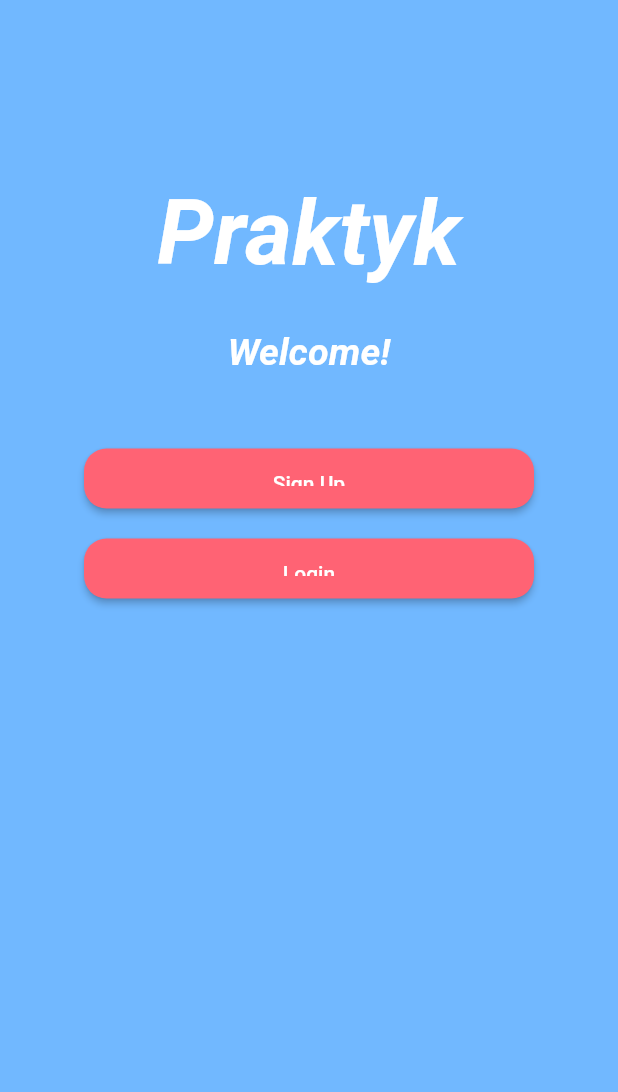
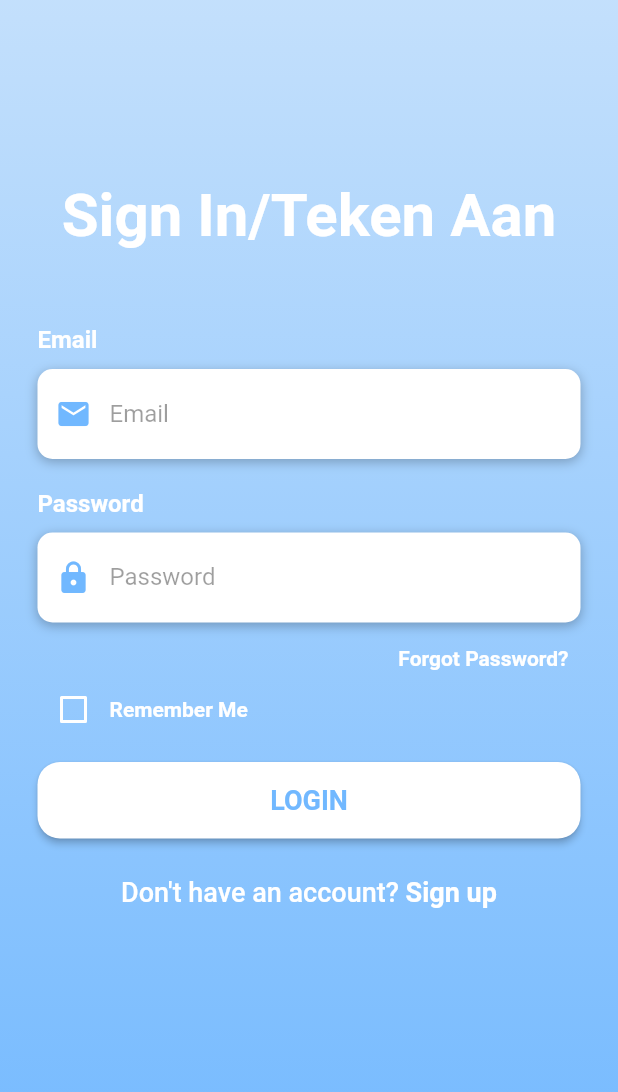
Before and after one commit to raees-wits/Praktyk, a Flutter app: the screen it shows after launch, after a tap on "Begin", on a phone screen of 412 x 824 dp. Shown: the top 1092 px of the screen. Run offline on Flutter 3.47's test engine with Material 2 defaults, Android fonts, the phone set to English and light mode, and no system bars; our stand-ins replace bottom_navy_bar, fluttertoast.

Commit message:
Login screen and registration screen

```diff
--- /dev/null
+++ b/lib/screens/login_screen.dart
@@ -0,0 +1,303 @@
+import 'package:e_learning_app/screens/registration_screen.dart';
+import 'package:flutter/material.dart';
+import 'package:flutter/services.dart';
+
+class LoginScreen extends StatefulWidget{
+
+  @override
+  _LoginScreenState createState() => _LoginScreenState();
+}
+
+class _LoginScreenState extends State<LoginScreen> {
+
+  bool isRememberMe=false;
+
+  Widget buildEmail(){
+    return Column(
+        crossAxisAlignment: CrossAxisAlignment.start,
+        children: <Widget>[
+          Text(
+            'Email',
+            style: TextStyle(
+                color: Colors.white,
+                fontSize:16,
+                fontWeight: FontWeight.bold
+            ),
+          ),
+          SizedBox(height: 10),
+          Container(
+            alignment: Alignment.centerLeft,
+            decoration: BoxDecoration(
+                color: Colors.white,
+                borderRadius: BorderRadius.circular(10),
+                boxShadow: [
+                  BoxShadow(
+                      color: Colors.black26,
+                      blurRadius: 6,
+                      offset: Offset(0,2)
+                  )
+                ]
+            ),
+            height: 60,
+            child: TextField(
+              keyboardType: TextInputType.emailAddress,
+              style: TextStyle(
+                  color: Colors.black87
+              ),
+              decoration: InputDecoration(
+                  border: InputBorder.none,
+                  contentPadding: EdgeInsets.only(top: 14),
+                  prefixIcon: Icon(
+                      Icons.email,
+                      color: Color(0xFF71b8ff)
+                  ),
+                  hintText: 'Email',
+                  hintStyle: TextStyle(
+                      color: Colors.black38
+                  )
+              ),
+            ),
+          )
+        ]
+    );
+  }
+
+  Widget buildPassword(){
+    return Column(
+        crossAxisAlignment: CrossAxisAlignment.start,
+        children: <Widget>[
+          Text(
+            'Password',
+            style: TextStyle(
+                color: Colors.white,
+                fontSize:16,
+                fontWeight: FontWeight.bold
+            ),
+          ),
+          SizedBox(height: 10),
+          Container(
+            alignment: Alignment.centerLeft,
+            decoration: BoxDecoration(
+                color: Colors.white,
+                borderRadius: BorderRadius.circular(10),
+                boxShadow: [
+                  BoxShadow(
+                      color: Colors.black26,
+                      blurRadius: 6,
+                      offset: Offset(0,2)
+                  )
+                ]
+            ),
+            height: 60,
+            child: TextField(
+
+              //obscure text to hide password
+
+              obscureText: true,
+              style: TextStyle(
+                  color: Colors.black87
+              ),
+              decoration: InputDecoration(
+                  border: InputBorder.none,
+                  contentPadding: EdgeInsets.only(top: 14),
+                  prefixIcon: Icon(
+                      Icons.lock,
+                      color: Color(0xFF71b8ff)
+                  ),
+                  hintText: 'Password',
+                  hintStyle: TextStyle(
+                      color: Colors.black38
+                  )
+              ),
+            ),
+          )
+        ]
+    );
+  }
+
+  Widget buildForgotPassBtn(){
+    return Container(
+      alignment: Alignment.centerRight,
+      child: TextButton(
+        onPressed: () => print("Forgot password pressed"),
+        child: Text(
+            'Forgot Password?',
+            style: TextStyle(
+                color: Colors.white,
+                fontWeight: FontWeight.bold
+            )
+        ),
+      ),
+    );
+  }
+
+  Widget buildRememberCb(){
+    return Container(
+      height: 20,
+      child: Row(
+        children: <Widget>[
+          Theme(
+            data: ThemeData(unselectedWidgetColor: Colors.white),
+            child: Checkbox(
+              value: isRememberMe,
+              checkColor: Colors.green,
+              activeColor: Colors.white,
+              onChanged: (bool? value){
+                setState(() {
+                  print("remember me pressed");
+                  isRememberMe = value ?? false;
+                });
+              },
+            ),
+          ),
+          const Text(
+            'Remember Me',
+            style: TextStyle(
+                color: Colors.white,
+                fontWeight: FontWeight.bold
+            ),
+          ),
+        ],
+      ),
+    );
+  }
+
+  Widget buildLoginBtn(){
+    return Container(
+      padding: EdgeInsets.symmetric(vertical: 25),
+      width: double.infinity,
+      child: ElevatedButton(
+        onPressed: () => print('Login pressed'),
+        style: ElevatedButton.styleFrom(
+          backgroundColor: Colors.white,
+          padding: EdgeInsets.all(15),
+          shape: RoundedRectangleBorder(
+              borderRadius: BorderRadius.circular(15)
+          ),
+        ),
+        child: Text(
+          'LOGIN',
+          style:TextStyle(
+              color: Color(0xFF71b8ff),
+              fontSize: 18,
+              fontWeight: FontWeight.bold
+          ),
+        ),
+      ),
+    );
+  }
+
+  Widget buildSignUpBtn(){
+    return GestureDetector(
+      onTap: () {
+        Navigator.push(
+          context,
+            MaterialPageRoute(
+                builder: (context) => SignUpScreen())
+        );
+      },
+      child: RichText(
+        text: TextSpan(
+          children: [
+            TextSpan(
+              text: 'Don\'t have an account? ',
+              style: TextStyle(
+                  color: Colors.white,
+                  fontSize: 18,
+                  fontWeight: FontWeight.w500
+              ),
+            ),
+            TextSpan(
+              text: 'Sign up',
+              style: TextStyle(
+                  color: Colors.white,
+                  fontSize: 18,
+                  fontWeight: FontWeight.bold
+              ),
+            ),
+          ],
+        ),
+      ),
+    );
+  }
+
+  @override
+  Widget build(BuildContext context) {
+
+    // background color
+    return Scaffold(
+      body: AnnotatedRegion<SystemUiOverlayStyle>(
+        value: SystemUiOverlayStyle.light,
+        child: GestureDetector(
+          child: Stack(
+            children: <Widget>[
+              Container(
+                height: double.infinity,
+                width: double.infinity,
+                decoration: const BoxDecoration(
+                  gradient: LinearGradient(
+                      begin: Alignment.topCenter,
+                      end: Alignment.bottomCenter,
+                      //BACKGROUND COLOR
+                      // after the 0x part, the opacity is controlled by
+                      //the following 2 characters
+                      //***this creates the colour gradient in the bg***
+                      //use color-hex.com for color selections
+                      colors: [
+                        Color(0x6671b8ff),
+                        Color(0x9971b8ff),
+                        Color(0xcc71b8ff),
+                        Color(0xFF71b8ff),
+                      ]
+                  ),
+                ),
+                child: SingleChildScrollView(
+
+                  //Physics parameter makes sign in page scrollable
+
+                  physics: AlwaysScrollableScrollPhysics(),
+                  padding: EdgeInsets.symmetric(
+                      horizontal: 25,
+                      vertical: 120
+                  ),
+                  child: Column(
+                    mainAxisAlignment: MainAxisAlignment.center,
+                    children: <Widget>[
+
+                      //sign in text below
+
+                      Text(
+                        'Sign In/Teken Aan',
+                        style: TextStyle(
+                            color: Colors.white,
+                            fontSize: 40,
+                            fontWeight: FontWeight.bold
+                        ),
+                      ),
+
+
+
+                      //builds email input box on screen
+                      //note: sized boxes height parameter used for spacing in column
+                      SizedBox(height: 50),
+                      buildEmail(),
+
+                      //Password box on screen
+
+                      SizedBox(height: 20),
+                      buildPassword(),
+                      buildForgotPassBtn(),
+                      buildRememberCb(),
+                      buildLoginBtn(),
+                      buildSignUpBtn()
+                    ],
+                  ),
+                ),
+              ),
+            ],
+          ),
+        ),
+      ),
+    );
+  }
+}
--- a/lib/screens/sign_in_options_page.dart
+++ /dev/null
@@ -1,95 +0,0 @@
-import 'package:flutter/material.dart';
-import 'package:flutter/services.dart';
-
-class SignInOptions extends StatefulWidget {
-  @override
-  _SignInOptionsState createState() => _SignInOptionsState();
-}
-
-class _SignInOptionsState extends State<SignInOptions> {
-  @override
-  Widget build(BuildContext context) {
-    return Scaffold(
-      body: AnnotatedRegion<SystemUiOverlayStyle>(
-        value: SystemUiOverlayStyle.light,
-        child: Container(
-          height: double.infinity,
-          width: double.infinity,
-          decoration: const BoxDecoration(
-            gradient: LinearGradient(
-              begin: Alignment.topCenter,
-              end: Alignment.bottomCenter,
-              colors: [
-                Color(0xFF71b8ff),
-                Color(0xFF71b8ff),
-                Color(0xFF71b8ff),
-                Color(0xFF71b8ff),
-              ],
-            ),
-          ),
-          child: SingleChildScrollView(
-            physics: AlwaysScrollableScrollPhysics(),
-            padding: EdgeInsets.symmetric(horizontal: 25, vertical: 120),
-            child: Column(
-              mainAxisAlignment: MainAxisAlignment.center,
-              children: [
-                Text(
-                  "Praktyk",
-                  style: TextStyle(
-                    color: Colors.white,
-                    fontSize: 60,
-                    fontWeight: FontWeight.bold,
-                    fontStyle: FontStyle.italic,
-                  ),
-                ),
-                SizedBox(height: 30),
-                Text(
-                  "Welcome!",
-                  style: TextStyle(
-                    color: Colors.white,
-                    fontSize: 25,
-                    fontWeight: FontWeight.bold,
-                    fontStyle: FontStyle.italic,
-                  ),
-                ),
-                SizedBox(height: 50),
-
-                SizedBox(
-                  width: 300,
-                  height: 40,
-                  child: ElevatedButton(
-                    onPressed: () => print("Sign Up Pressed"),
-                   child: Text("Sign Up"),
-                    style: ElevatedButton.styleFrom(
-                      backgroundColor: Color(0xFFff6374),
-                      padding: EdgeInsets.all(15),
-                      shape: RoundedRectangleBorder(
-                        borderRadius: BorderRadius.circular(15),
-                      ),
-                    ),
-                  ),
-                ),
-                SizedBox(height: 20),
-                SizedBox(
-                  width: 300,
-                  height: 40,
-                  child: ElevatedButton(
-                     onPressed: () => print("Login Pressed"),
-                      child: Text("Login"),
-                      style: ElevatedButton.styleFrom(
-                        backgroundColor: Color(0xFFff6374),
-                        padding: EdgeInsets.all(15),
-                        shape: RoundedRectangleBorder(
-                          borderRadius: BorderRadius.circular(15),
-                        ),
-                      ),
-                    ),
-                ),
-              ],
-            ),
-          ),
-        ),
-      ),
-    );
-  }
-}
--- a/lib/screens/welcome_screen.dart
+++ b/lib/screens/welcome_screen.dart
@@ -2,7 +2,7 @@
 
 import 'package:e_learning_app/constants.dart';
 import 'package:e_learning_app/screens/home_screen.dart';
-import 'package:e_learning_app/screens/sign_in_options_page.dart';
+import 'package:e_learning_app/screens/login_screen.dart';
 
 import 'package:flutter/material.dart';
 
@@ -83,7 +83,7 @@ class WelcomeScreen extends StatelessWidget {
                                   Navigator.push(
                                       context,
                                       MaterialPageRoute(
-                                          builder: (context) => SignInOptions()));
+                                          builder: (context) => LoginScreen()));
                                 },
                                 child: Text(
                                   "Begin",
--- a/pubspec.yaml
+++ b/pubspec.yaml
@@ -29,6 +29,8 @@ environment:
 dependencies:
   flutter:
     sdk: flutter
+  fluttertoast: ^8.0.7  # add this line to include the FlutterToast package
+
 
 
   # The following adds the Cupertino Icons font to your application.
```
Also changed, not shown: lib/screens/forgot_password_screen.dart (added, +108 -0 lines), lib/screens/registration_screen.dart (added, +186 -0 lines), pubspec.lock, 2 other files.
